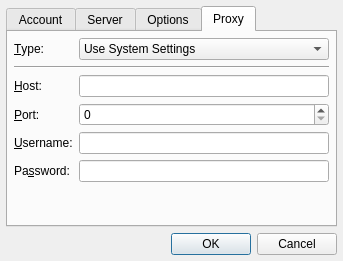
The window that src/Synapse.QtClient/qt-gui/EditAccountDialog.ui (codebutler/synapse) describes before a commit, drawn with Qt 5.
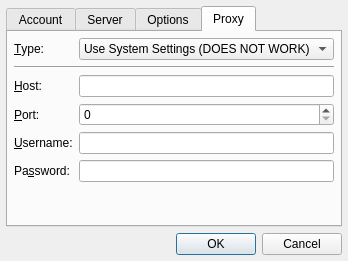
The same window after the commit.

```diff
--- a/src/Synapse.QtClient/qt-gui/EditAccountDialog.ui
+++ b/src/Synapse.QtClient/qt-gui/EditAccountDialog.ui
@@ -280,7 +280,7 @@
           <widget class="QComboBox" name="comboBox">
            <item>
             <property name="text">
-             <string>Use System Settings</string>
+             <string>Use System Settings (DOES NOT WORK)</string>
             </property>
            </item>
            <item>
```
